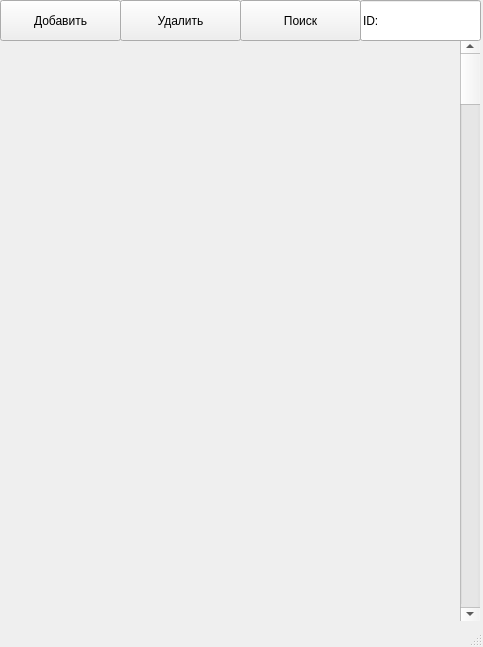
Qt form main_window_ui.ui (DelZeiT/Manage_contact) before a commit.
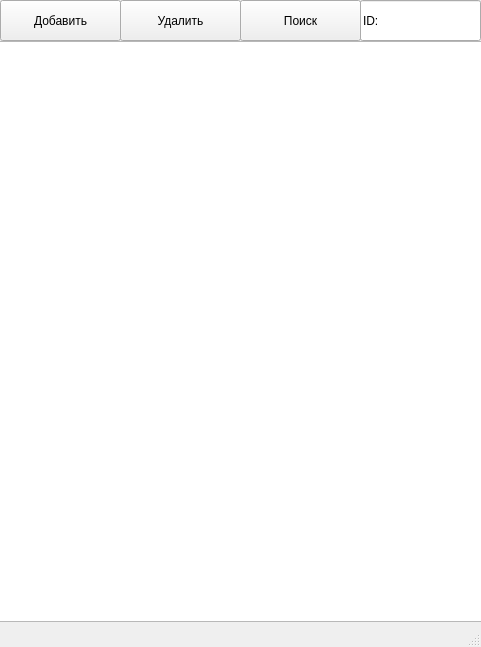
The same form after that commit.

```diff
--- a/main_window_ui.ui
+++ b/main_window_ui.ui
@@ -6,10 +6,22 @@
    <rect>
     <x>0</x>
     <y>0</y>
-    <width>483</width>
+    <width>481</width>
     <height>647</height>
    </rect>
   </property>
+  <property name="minimumSize">
+   <size>
+    <width>481</width>
+    <height>647</height>
+   </size>
+  </property>
+  <property name="maximumSize">
+   <size>
+    <width>481</width>
+    <height>647</height>
+   </size>
+  </property>
   <property name="contextMenuPolicy">
    <enum>Qt::DefaultContextMenu</enum>
   </property>
@@ -126,19 +138,6 @@
      <string>Поиск</string>
     </property>
    </widget>
-   <widget class="QScrollBar" name="verticalScrollBar">
-    <property name="geometry">
-     <rect>
-      <x>460</x>
-      <y>40</y>
-      <width>20</width>
-      <height>581</height>
-     </rect>
-    </property>
-    <property name="orientation">
-     <enum>Qt::Vertical</enum>
-    </property>
-   </widget>
    <widget class="QLineEdit" name="lineEdit">
     <property name="geometry">
      <rect>
@@ -152,6 +151,16 @@
      <string>ID:</string>
     </property>
    </widget>
+   <widget class="QListWidget" name="listWidget">
+    <property name="geometry">
+     <rect>
+      <x>-5</x>
+      <y>41</y>
+      <width>491</width>
+      <height>581</height>
+     </rect>
+    </property>
+   </widget>
   </widget>
   <widget class="QStatusBar" name="statusbar"/>
  </widget>
```
